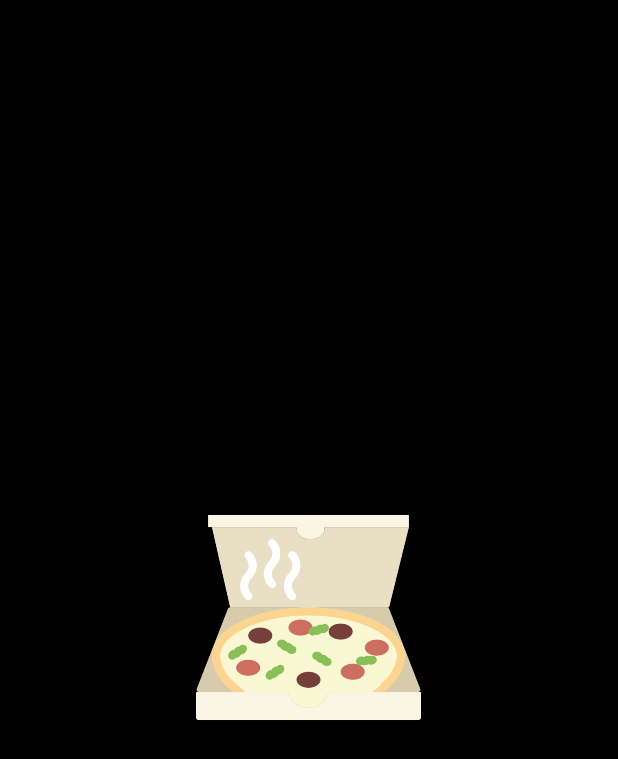
After one commit to danalves/Pizzaria, an Android app: the layout activity_splash_screen.xml on its own in the app's theme, with its tools: preview values and no code run, on a phone screen of 412 x 824 dp. The commit adds this screen. Shown: the top 759 px of the screen. Run offline under Robolectric (Android 15) with nearby library versions, the phone set to English and light mode, and no system bars.

Commit message:
criacao da splashScreen

```diff
--- a/app/build.gradle
+++ b/app/build.gradle
@@ -2,7 +2,6 @@ apply plugin: 'com.android.application'
 
 android {
     compileSdkVersion 25
-    buildToolsVersion "25.0.2"
     defaultConfig {
         applicationId "br.com.fiap.pizzaria"
         minSdkVersion 15
@@ -20,12 +19,13 @@ android {
 }
 
 dependencies {
+    implementation 'com.android.support.constraint:constraint-layout:1.0.2'
     compile fileTree(dir: 'libs', include: ['*.jar'])
     androidTestCompile('com.android.support.test.espresso:espresso-core:2.2.2', {
         exclude group: 'com.android.support', module: 'support-annotations'
     })
-    compile 'com.android.support:appcompat-v7:25.1.0'
-    compile 'com.android.support:design:25.1.0'
+    compile 'com.android.support:appcompat-v7:25.3.0'
+    compile 'com.android.support:design:25.3.0'
     testCompile 'junit:junit:4.12'
 
     compile 'com.jakewharton:butterknife:8.8.1'
--- /dev/null
+++ b/app/src/main/res/anim/animacao_splash.xml
@@ -0,0 +1,5 @@
+<?xml version="1.0" encoding="utf-8"?>
+<alpha xmlns:android="http://schemas.android.com/apk/res/android"
+    android:fromAlpha="0.0"
+    android:toAlpha="1.0"
+    android:duration="3000"/>
--- /dev/null
+++ b/app/src/main/res/layout/activity_splash_screen.xml
@@ -0,0 +1,23 @@
+<?xml version="1.0" encoding="utf-8"?>
+<LinearLayout xmlns:android="http://schemas.android.com/apk/res/android"
+    xmlns:app="http://schemas.android.com/apk/res-auto"
+    xmlns:tools="http://schemas.android.com/tools"
+    android:layout_width="match_parent"
+    android:layout_height="match_parent"
+    tools:context="br.com.fiap.pizzaria.SplashScreenActivity"
+    android:id="@+id/activity_splash_screen"
+    android:paddingBottom="@dimen/activity_vertical_margin"
+    android:paddingTop="@dimen/activity_vertical_margin"
+    android:paddingLeft="@dimen/activity_horizontal_margin"
+    android:paddingRight="@dimen/activity_horizontal_margin"
+    android:orientation="vertical"
+    android:gravity="center"
+    android:background="@color/background_splash">
+
+    <ImageView
+        android:id="@+id/splash"
+        android:layout_width="@dimen/largura_logo"
+        android:layout_height="@dimen/altura_logo"
+        android:background="@drawable/pizza"/>
+
+</LinearLayout>
--- a/app/src/main/res/values/colors.xml
+++ b/app/src/main/res/values/colors.xml
@@ -3,4 +3,5 @@
     <color name="colorPrimary">#3F51B5</color>
     <color name="colorPrimaryDark">#303F9F</color>
     <color name="colorAccent">#FF4081</color>
+    <color name="background_splash">#000000</color>
 </resources>
--- a/app/src/main/res/values/dimens.xml
+++ b/app/src/main/res/values/dimens.xml
@@ -2,4 +2,6 @@
     <!-- Default screen margins, per the Android Design guidelines. -->
     <dimen name="activity_horizontal_margin">16dp</dimen>
     <dimen name="activity_vertical_margin">16dp</dimen>
+    <dimen name="largura_logo">150dp</dimen>
+    <dimen name="altura_logo">150dp</dimen>
 </resources>
--- a/app/src/main/res/values/styles.xml
+++ b/app/src/main/res/values/styles.xml
@@ -8,4 +8,10 @@
         <item name="colorAccent">@color/colorAccent</item>
     </style>
 
+    <style name="FullScreen" parent="AppTheme">
+        <item name="windowActionBar">false</item>
+        <item name="windowNoTitle">true</item>
+        <item name="android:windowFullscreen">true</item>
+    </style>
+
 </resources>
--- a/build.gradle
+++ b/build.gradle
@@ -5,7 +5,7 @@ buildscript {
         jcenter()
     }
     dependencies {
-        classpath 'com.android.tools.build:gradle:2.2.3'
+        classpath 'com.android.tools.build:gradle:3.0.1'
 
         // NOTE: Do not place your application dependencies here; they belong
         // in the individual module build.gradle files
```
Also changed, not shown: app/src/main/AndroidManifest.xml (+5 -4 lines), app/src/main/java/br/com/fiap/pizzaria/SplashScreenActivity.java (added, +47 -0 lines), app/src/main/res/drawable/pizza.png (added), gradle/wrapper/gradle-wrapper.properties.
